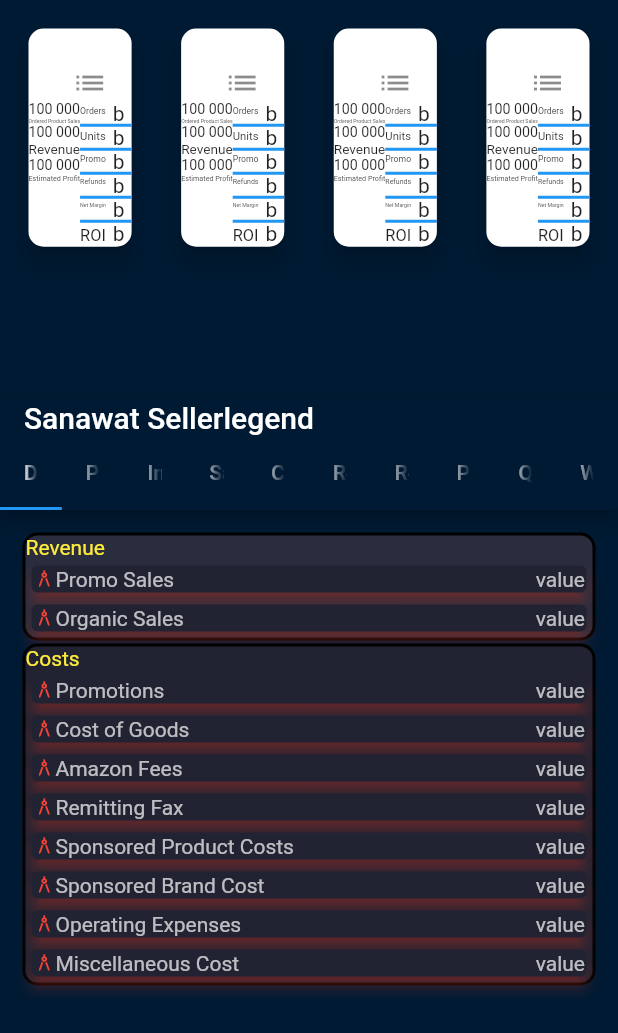
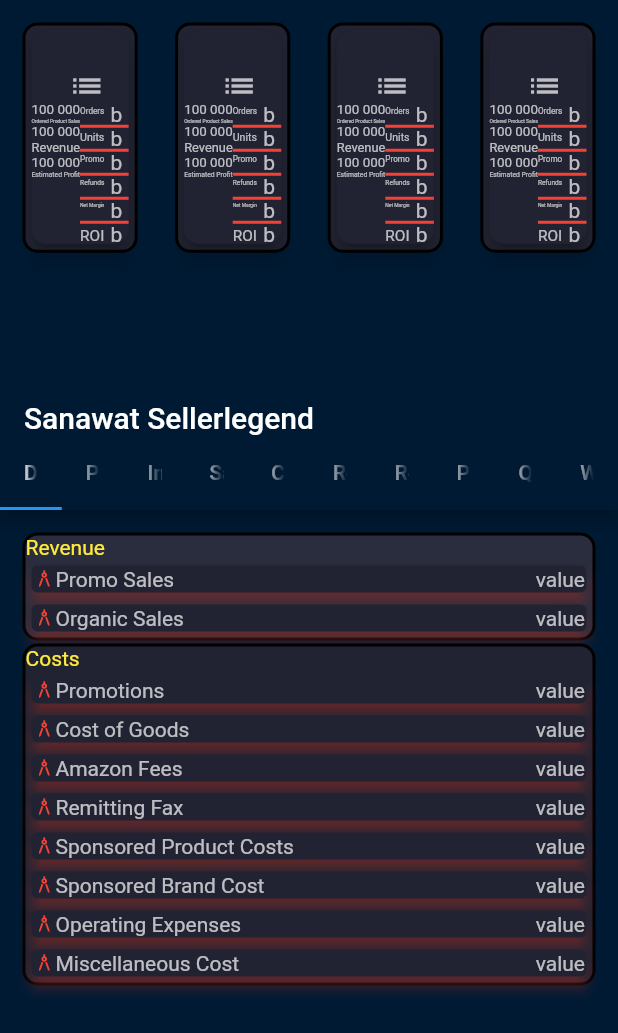
Before and after one commit to AbdullahPS/sellerlegend_amazon_flutter, a Flutter app: the screen it shows after launch, on a phone screen of 412 x 824 dp. Shown: the top 1033 px of the screen. Run offline on Flutter 3.47's test engine with Material 2 defaults, Android fonts, the phone set to English and light mode, and no system bars; missing offline and left inert: horizontal_data_table.

Commit message:
DayCards:Join into Darkmode

```diff
--- a/lib/widgets/DayBox.dart
+++ b/lib/widgets/DayBox.dart
@@ -16,27 +16,37 @@ class Product extends StatefulWidget {
 class _ProductState extends State<Product> {
   @override
   Widget build(BuildContext context) {
-    return Card(
+    return Container(
+      child: Card(
+        color: Color(0xFF212332),
+        elevation: 5, // Change this
         semanticContainer: true,
         shape: RoundedRectangleBorder(
           borderRadius: BorderRadius.circular(10.0),
         ),
-      elevation: 5,
+
         child: Column(
           mainAxisAlignment: MainAxisAlignment.spaceEvenly,
           children: <Widget>[
             Expanded(
               child: ListTile(
                 title: FittedBox(
-                child: Text(cardArray[widget.index]),
+                  child: Text(
+                    cardArray[widget.index],
+                    style: TextStyle(color: Colors.yellow),
+                  ),
                   fit: BoxFit.scaleDown,
                 ),
                 subtitle: FittedBox(
-                child: Text(getDateFromIndex(widget.index)),
+                  child: Text(getDateFromIndex(widget.index),
+                      style: TextStyle(color: Colors.yellow[700])),
                   fit: BoxFit.scaleDown,
                 ),
                 trailing: PopupMenuButton(
-                  child: Icon(Icons.list),
+                    child: Icon(
+                      Icons.list,
+                      color: Colors.white70,
+                    ),
                     itemBuilder: (context) => [
                           PopupMenuItem(
                             child: Text(
@@ -72,6 +82,21 @@ class _ProductState extends State<Product> {
             ),
           ],
         ),
+      ),
+      decoration: BoxDecoration(
+        color: Color(0xFF212332),
+        border: Border.all(
+          color: Colors.black,
+          width: 2,
+        ),
+        borderRadius: BorderRadius.circular(10),
+        /*  boxShadow: [
+                    new BoxShadow(
+                      color: Color(0xffffc947),
+                      offset: new Offset(10.0, 10.0),
+                    ),
+                  ],*/
+      ),
     );
   }
 
--- a/lib/widgets/productSummery.dart
+++ b/lib/widgets/productSummery.dart
@@ -9,35 +9,45 @@ class ProductSummery extends StatelessWidget {
           fit: BoxFit.scaleDown,
           child: Text(
             '100 000',
-            style: TextStyle(fontSize: 10),
+            style: TextStyle(
+              fontSize: 10,
+              color: Colors.white70,
+            ),
+          ),
+        ),
+        FittedBox(
+          fit: BoxFit.scaleDown,
+          child: Text('Ordered Product Sales',
+              textAlign: TextAlign.center,
+              style: TextStyle(color: Colors.white70)),
+        ),
+        FittedBox(
+          fit: BoxFit.scaleDown,
+          child: Text(
+            '100 000',
+            style: TextStyle(fontSize: 10, color: Colors.white70),
+          ),
+        ),
+        FittedBox(
+            fit: BoxFit.scaleDown,
+            child: Text('Revenue', style: TextStyle(color: Colors.white70))),
+        FittedBox(
+          fit: BoxFit.scaleDown,
+          child: Text(
+            '100 000',
+            style: TextStyle(
+              fontSize: 10,
+              color: Colors.white70,
+            ),
           ),
         ),
         FittedBox(
           fit: BoxFit.scaleDown,
           child: Text(
-            'Ordered Product Sales',
-            textAlign: TextAlign.center,
+            'Estimated Profit',
+            style: TextStyle(color: Colors.white70),
           ),
         ),
-        FittedBox(
-          fit: BoxFit.scaleDown,
-          child: Text(
-            '100 000',
-            style: TextStyle(fontSize: 10),
-          ),
-        ),
-        FittedBox(
-          fit: BoxFit.scaleDown,
-          child: Text('Revenue'),
-        ),
-        FittedBox(
-          fit: BoxFit.scaleDown,
-          child: Text(
-            '100 000',
-            style: TextStyle(fontSize: 10),
-          ),
-        ),
-        FittedBox(fit: BoxFit.scaleDown, child: Text('Estimated Profit')),
       ],
     );
   }
--- a/lib/widgets/table.dart
+++ b/lib/widgets/table.dart
@@ -6,7 +6,7 @@ class BoxTable extends StatelessWidget {
     return Table(
       border: TableBorder(
           horizontalInside: BorderSide(
-              width: 2, color: Colors.blue, style: BorderStyle.solid)),
+              width: 2, color: Colors.red, style: BorderStyle.solid)),
       children: [
         TableRow(children: [
           Column(children: [
@@ -15,13 +15,17 @@ class BoxTable extends StatelessWidget {
                 fit: BoxFit.scaleDown,
                 child: Text(
                   'Orders',
+                  style: TextStyle(color: Colors.white70),
                 ),
               ),
               padding: EdgeInsets.only(top: 3),
             ),
           ]),
           FittedBox(
-            child: Text('b'),
+            child: Text(
+              'b',
+              style: TextStyle(color: Colors.white70),
+            ),
             fit: BoxFit.scaleDown,
           )
         ]),
@@ -32,6 +36,7 @@ class BoxTable extends StatelessWidget {
                 fit: BoxFit.scaleDown,
                 child: Text(
                   'Units',
+                  style: TextStyle(color: Colors.white70),
                   textAlign: TextAlign.right,
                 ),
               ),
@@ -39,7 +44,10 @@ class BoxTable extends StatelessWidget {
             ),
           ]),
           FittedBox(
-            child: Text('b'),
+            child: Text(
+              'b',
+              style: TextStyle(color: Colors.white70),
+            ),
             fit: BoxFit.scaleDown,
           )
         ]),
@@ -50,6 +58,7 @@ class BoxTable extends StatelessWidget {
                 fit: BoxFit.scaleDown,
                 child: Text(
                   'Promo',
+                  style: TextStyle(color: Colors.white70),
                   textAlign: TextAlign.right,
                 ),
               ),
@@ -57,7 +66,10 @@ class BoxTable extends StatelessWidget {
             ),
           ]),
           FittedBox(
-            child: Text('b'),
+            child: Text(
+              'b',
+              style: TextStyle(color: Colors.white70),
+            ),
             fit: BoxFit.scaleDown,
           )
         ]),
@@ -68,6 +80,7 @@ class BoxTable extends StatelessWidget {
                 fit: BoxFit.scaleDown,
                 child: Text(
                   'Refunds',
+                  style: TextStyle(color: Colors.white70),
                   textAlign: TextAlign.right,
                 ),
               ),
@@ -75,7 +88,10 @@ class BoxTable extends StatelessWidget {
             ),
           ]),
           FittedBox(
-            child: Text('b'),
+            child: Text(
+              'b',
+              style: TextStyle(color: Colors.white70),
+            ),
             fit: BoxFit.scaleDown,
           )
         ]),
@@ -86,6 +102,7 @@ class BoxTable extends StatelessWidget {
                 fit: BoxFit.scaleDown,
                 child: Text(
                   'Net Margin',
+                  style: TextStyle(color: Colors.white70),
                   textAlign: TextAlign.right,
                 ),
               ),
@@ -93,7 +110,10 @@ class BoxTable extends StatelessWidget {
             )
           ]),
           FittedBox(
-            child: Text('b'),
+            child: Text(
+              'b',
+              style: TextStyle(color: Colors.white70),
+            ),
             fit: BoxFit.scaleDown,
           )
         ]),
@@ -105,6 +125,7 @@ class BoxTable extends StatelessWidget {
                 child: FittedBox(
                   child: Text(
                     'ROI',
+                    style: TextStyle(color: Colors.white70),
                     textAlign: TextAlign.right,
                   ),
                 ),
@@ -113,7 +134,10 @@ class BoxTable extends StatelessWidget {
             ),
           ]),
           FittedBox(
-            child: Text('b'),
+            child: Text(
+              'b',
+              style: TextStyle(color: Colors.white70),
+            ),
             fit: BoxFit.scaleDown,
           )
         ]),
```
Lines whose indentation alone changed are shown as unchanged.
